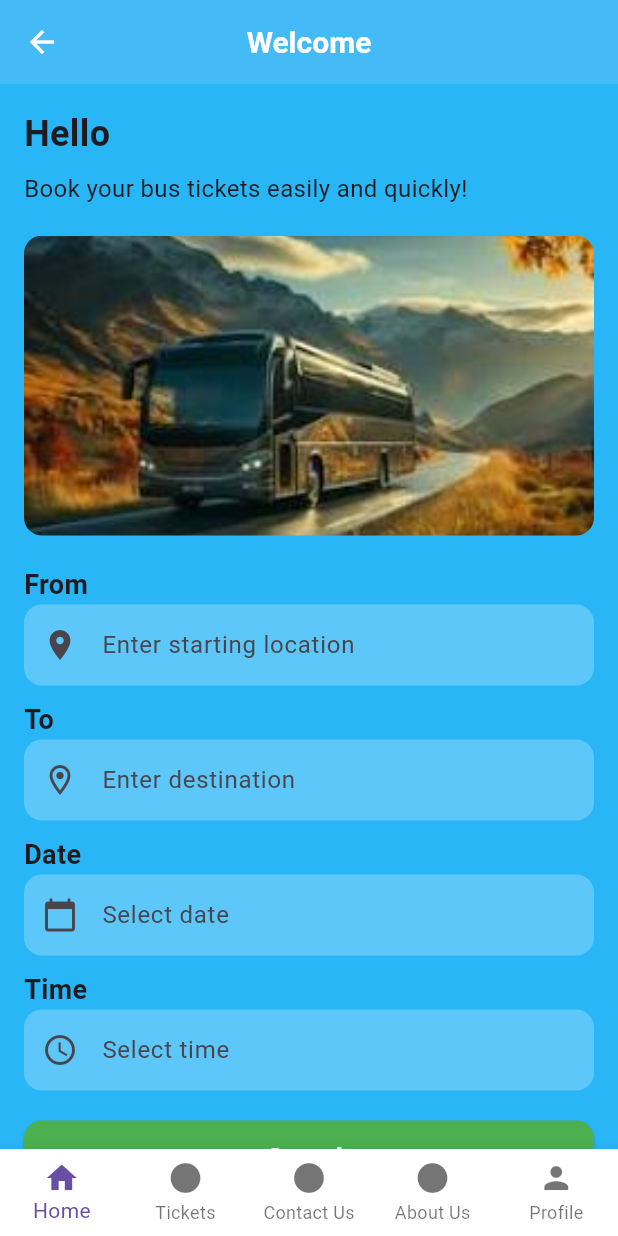
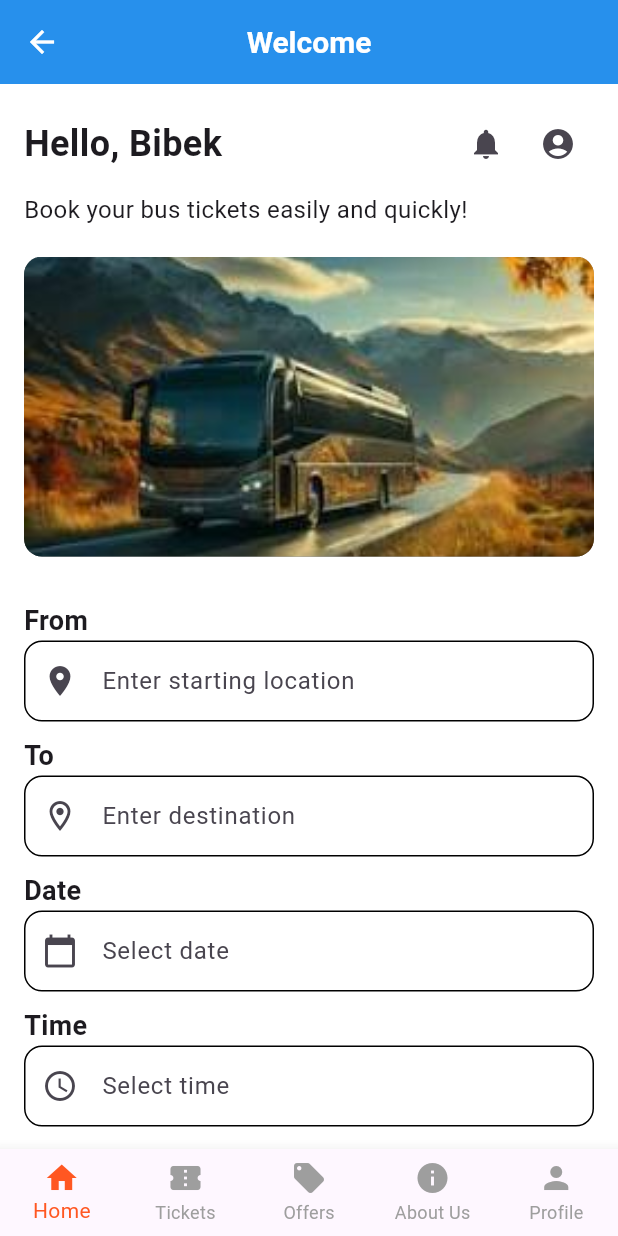
Before and after one commit to Bibekgupta777/lets_go, a Flutter app: the BottomNavigationView screen opened directly, on a phone screen of 412 x 824 dp. Run offline on Flutter 3.47's test engine with Material 3 defaults, Android fonts, the phone set to English and light mode, and no system bars; Roboto replaces fonts that are missing (Montserrat Regular, montserrat bold).

Commit message:
chnaged ui

```diff
--- a/lib/core/app_theme/app_theme.dart
+++ b/lib/core/app_theme/app_theme.dart
@@ -2,8 +2,8 @@ import 'package:flutter/material.dart';
 
 ThemeData getApplicationTheme() {
   return ThemeData(
-    primarySwatch: Colors.orange,
-    scaffoldBackgroundColor: Colors.lightBlue[400],
+    primarySwatch: Colors.green,
+    scaffoldBackgroundColor: Colors.white,
     fontFamily: 'Montserrat Regular',
     elevatedButtonTheme: ElevatedButtonThemeData(
       style: ElevatedButton.styleFrom(
@@ -20,7 +20,7 @@ ThemeData getApplicationTheme() {
       ),
     ),
     appBarTheme: const AppBarTheme(
-      backgroundColor: Colors.lightBlueAccent,
+      backgroundColor: Colors.white,
       elevation: 4,
       centerTitle: true,
       titleTextStyle: TextStyle(
--- a/lib/screens/buttom_navigation_bar/about_view.dart
+++ b/lib/screens/buttom_navigation_bar/about_view.dart
@@ -5,6 +5,6 @@ class AboutView extends StatelessWidget {
 
   @override
   Widget build(BuildContext context) {
-    return const Center(child: Text("Your Tickets"));
+    return const Center(child: Text("About Us"));
   }
 }
--- a/lib/screens/buttom_navigation_bar/home_view.dart
+++ b/lib/screens/buttom_navigation_bar/home_view.dart
@@ -79,13 +79,41 @@ class _HomeViewState extends State<HomeView> {
         child: Column(
           crossAxisAlignment: CrossAxisAlignment.start,
           children: [
-            // Header Section
+            // Header Section with Icons on the right side
+            Row(
+              mainAxisAlignment: MainAxisAlignment.spaceBetween,
+              children: [
                 const Text(
-              "Hello ",
+                  "Hello, Bibek ",
                   style: TextStyle(
                     fontSize: 24,
                     fontWeight: FontWeight.bold,
                   ),
+                ),
+                Row(
+                  children: [
+                    IconButton(
+                      icon: const Icon(Icons.notifications),
+                      onPressed: () {
+                        // Add your notification functionality here
+                        ScaffoldMessenger.of(context).showSnackBar(
+                          const SnackBar(
+                              content: Text('Notifications clicked!')),
+                        );
+                      },
+                    ),
+                    IconButton(
+                      icon: const Icon(Icons.account_circle),
+                      onPressed: () {
+                        // Add your profile functionality here
+                        ScaffoldMessenger.of(context).showSnackBar(
+                          const SnackBar(content: Text('Profile clicked!')),
+                        );
+                      },
+                    ),
+                  ],
+                ),
+              ],
             ),
             const SizedBox(height: 8),
             const Text(
@@ -103,12 +131,12 @@ class _HomeViewState extends State<HomeView> {
                 controller: _pageController,
                 children: [
                   _carouselImage('assets/images/download.jpg'),
-                  _carouselImage('assets/images/download (1).jpg'),
-                  _carouselImage('assets/images/download (2).jpg'),
+                  _carouselImage('assets/images/download (3).jpg'),
+                  _carouselImage('assets/images/download (4).jpg'),
                 ],
               ),
             ),
-            const SizedBox(height: 20),
+            const SizedBox(height: 30),
 
             // Location, Date, Time Inputs, and Search Button
             _sectionTitle("From"),
@@ -166,14 +194,54 @@ class _HomeViewState extends State<HomeView> {
             ),
             const SizedBox(height: 20),
 
-            // Footer Section
-            const Divider(),
-            const Center(
-              child: Text(
-                "© 2024 Bus Booking System",
+            // Footer Section with additional actions
+            Padding(
+              padding: const EdgeInsets.symmetric(vertical: 20.0),
+              child: Column(
+                children: [
+                  // Social Media Links or Other Useful Actions
+                  Row(
+                    mainAxisAlignment: MainAxisAlignment.center,
+                    children: [
+                      IconButton(
+                        icon: const Icon(Icons.help_outline),
+                        onPressed: () {
+                          // Help button functionality
+                          ScaffoldMessenger.of(context).showSnackBar(
+                            const SnackBar(content: Text('Help clicked!')),
+                          );
+                        },
+                      ),
+                      IconButton(
+                        icon: const Icon(Icons.contact_mail),
+                        onPressed: () {
+                          // Contact us button functionality
+                          ScaffoldMessenger.of(context).showSnackBar(
+                            const SnackBar(
+                                content: Text('Contact Us clicked!')),
+                          );
+                        },
+                      ),
+                      IconButton(
+                        icon: const Icon(Icons.feedback),
+                        onPressed: () {
+                          // Feedback button functionality
+                          ScaffoldMessenger.of(context).showSnackBar(
+                            const SnackBar(content: Text('Feedback clicked!')),
+                          );
+                        },
+                      ),
+                    ],
+                  ),
+                  const SizedBox(height: 10),
+                  Text(
+                    "© 2024 Let`s Go. All Rights Reserved.",
                     style: TextStyle(
-                  fontSize: 14,
+                      fontSize: 12,
+                      color: Colors.grey[600],
                     ),
+                  ),
+                ],
               ),
             ),
           ],
@@ -185,9 +253,21 @@ class _HomeViewState extends State<HomeView> {
   Widget _carouselImage(String imagePath) {
     return ClipRRect(
       borderRadius: BorderRadius.circular(12),
+      child: Container(
+        decoration: const BoxDecoration(
+          boxShadow: [
+            BoxShadow(
+              color: Colors.black, // Shadow color with opacity
+              blurRadius: 8, // Blur radius to make the shadow softer
+              offset:
+                  Offset(0, 4), // Horizontal and vertical offset of the shadow
+            ),
+          ],
+        ),
         child: Image.asset(
           imagePath,
           fit: BoxFit.cover,
+        ),
       ),
     );
   }
@@ -216,7 +296,24 @@ class _HomeViewState extends State<HomeView> {
             prefixIcon: icon != null ? Icon(icon) : null,
             border: OutlineInputBorder(
               borderRadius: BorderRadius.circular(12),
-              borderSide: BorderSide.none,
+              borderSide: const BorderSide(
+                color: Colors.black, // Black outline
+                width: 1.0, // Border width
+              ),
+            ),
+            focusedBorder: OutlineInputBorder(
+              borderRadius: BorderRadius.circular(12),
+              borderSide: const BorderSide(
+                color: Colors.black, // Black outline when focused
+                width: 1.5, // Slightly thicker border on focus
+              ),
+            ),
+            enabledBorder: OutlineInputBorder(
+              borderRadius: BorderRadius.circular(12),
+              borderSide: const BorderSide(
+                color: Colors.black, // Black outline when enabled
+                width: 1.0, // Regular border width
+              ),
             ),
             contentPadding:
                 const EdgeInsets.symmetric(vertical: 15, horizontal: 20),
--- /dev/null
+++ b/lib/screens/buttom_navigation_bar/offer_view.dart
@@ -0,0 +1,10 @@
+import 'package:flutter/material.dart';
+
+class OfferView extends StatelessWidget {
+  const OfferView({super.key});
+
+  @override
+  Widget build(BuildContext context) {
+    return const Center(child: Text("Latest Offers"));
+  }
+}
--- a/lib/screens/buttom_navigation_bar/profile_view.dart
+++ b/lib/screens/buttom_navigation_bar/profile_view.dart
@@ -5,6 +5,6 @@ class ProfileView extends StatelessWidget {
 
   @override
   Widget build(BuildContext context) {
-    return const Center(child: Text("Contact Us"));
+    return const Center(child: Text("Profile"));
   }
 }
--- a/lib/screens/buttom_navigation_bar/tickets.dart
+++ b/lib/screens/buttom_navigation_bar/tickets.dart
@@ -5,6 +5,6 @@ class Tickets extends StatelessWidget {
 
   @override
   Widget build(BuildContext context) {
-    return const Center(child: Text("About Us"));
+    return const Center(child: Text("your tickets details"));
   }
 }
--- a/lib/screens/dashboard_screen.dart
+++ b/lib/screens/dashboard_screen.dart
@@ -1,6 +1,6 @@
 import 'package:demo_test/screens/buttom_navigation_bar/about_view.dart';
-import 'package:demo_test/screens/buttom_navigation_bar/contact_us.dart';
 import 'package:demo_test/screens/buttom_navigation_bar/home_view.dart';
+import 'package:demo_test/screens/buttom_navigation_bar/offer_view.dart';
 import 'package:demo_test/screens/buttom_navigation_bar/profile_view.dart';
 import 'package:demo_test/screens/buttom_navigation_bar/tickets.dart';
 import 'package:flutter/material.dart';
@@ -17,37 +17,43 @@ class _BottomNavigationViewState extends State<BottomNavigationView> {
 
   List<Widget> lstBottomScreen = [
     const HomeView(),
+    const Tickets(),
+    const OfferView(),
     const AboutView(),
     const ProfileView(),
-    const Tickets(),
-    const ContactUs(),
   ];
 
   @override
   Widget build(BuildContext context) {
     return Scaffold(
       appBar: AppBar(
-        title: const Text("Welcome"),
+        backgroundColor: Colors.blue,
+        title: const Text(
+          "Welcome",
+          style: TextStyle(fontWeight: FontWeight.bold, color: Colors.white),
+        ),
       ),
       body: lstBottomScreen[_selectedIndex],
       bottomNavigationBar: BottomNavigationBar(
         type: BottomNavigationBarType.fixed,
-        backgroundColor: Colors.white,
+        selectedItemColor: Colors.deepOrange,
+        unselectedItemColor: Colors.grey,
+        showUnselectedLabels: true,
         items: const [
           BottomNavigationBarItem(
             icon: Icon(Icons.home),
             label: 'Home',
           ),
           BottomNavigationBarItem(
-            icon: Icon(Icons.circle),
+            icon: Icon(Icons.confirmation_num),
             label: 'Tickets',
           ),
           BottomNavigationBarItem(
-            icon: Icon(Icons.circle),
-            label: 'Contact Us',
+            icon: Icon(Icons.local_offer),
+            label: 'Offers',
           ),
           BottomNavigationBarItem(
-            icon: Icon(Icons.circle),
+            icon: Icon(Icons.info),
             label: 'About Us',
           ),
           BottomNavigationBarItem(
```
Also changed, not shown: assets/images/bus1.jpg (added), assets/images/bus2.jpg (added), assets/images/bus3.jpg (added), assets/images/bus4.jpg (added), assets/images/download (3).jpg (added), assets/images/download (4).jpg (added). Lines whose indentation alone changed are shown as unchanged.
